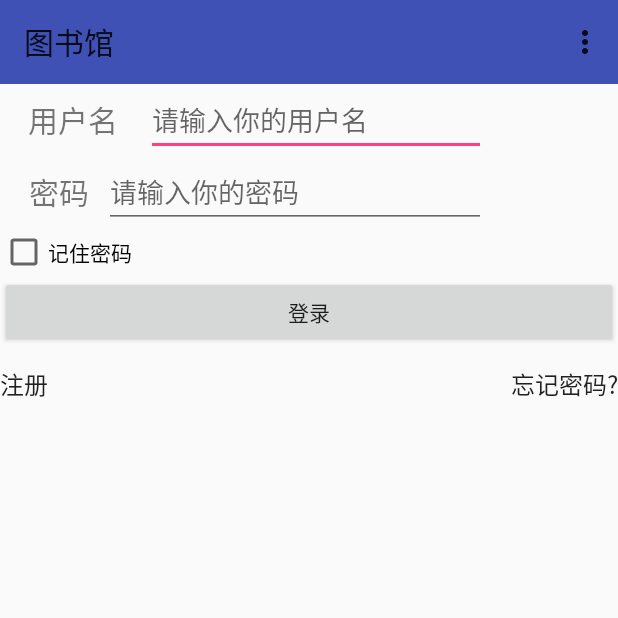
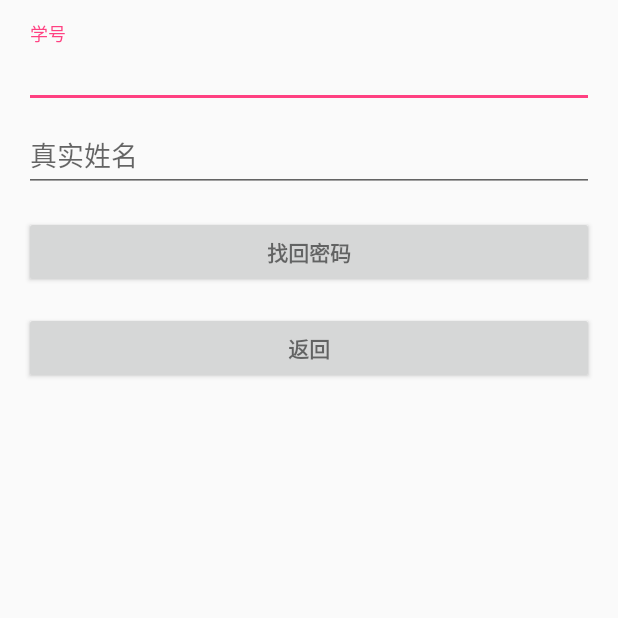
Before and after one commit to sp960817/library, an Android app: the screen it shows after launch (MainActivity before the commit, ForgetActivity after it), after a tap on "忘记密码?", on a phone screen of 412 x 824 dp, the top half of it. Run offline under Robolectric (Android 15) with nearby library versions, the phone set to English and light mode, and no system bars.

Commit message:
forget_pw

```diff
--- a/app/src/main/java/Y/SqlHelper.java
+++ b/app/src/main/java/Y/SqlHelper.java
@@ -15,7 +15,7 @@ public class SqlHelper {
             final String DRIVER_NAME = "com.mysql.jdbc.Driver";
             Class.forName(DRIVER_NAME);
             Log.d("sss", "加载成功 ");
-            conn = DriverManager.getConnection("jdbc:mysql:"+"//192.168.42.230:3306/tushuguan?useUnicode=true&characterEncoding=utf-8&useSSL=false","root","root");
+            conn = DriverManager.getConnection("jdbc:mysql:"+"//192.168.42.162:3306/tushuguan?useUnicode=true&characterEncoding=utf-8&useSSL=false","root","root");
             Log.d("sss", "连接成功 ");
         } catch (ClassNotFoundException e) {
             conn = null;
--- /dev/null
+++ b/app/src/main/java/com/example/administrator/library/ForgetActivity.java
@@ -0,0 +1,119 @@
+package com.example.administrator.library;
+import android.app.Notification;
+import android.app.NotificationChannel;
+import android.app.NotificationManager;
+import android.graphics.BitmapFactory;
+import android.graphics.Color;
+import android.support.v4.app.NotificationCompat;
+import android.support.v7.app.AppCompatActivity;
+import android.os.Build;
+import android.os.Bundle;
+import android.view.View;
+import android.view.View.OnClickListener;
+import android.widget.Button;
+import android.widget.EditText;
+import android.widget.Toast;
+
+import java.sql.Connection;
+import java.sql.ResultSet;
+import java.sql.SQLException;
+import java.sql.Statement;
+import Y.SqlHelper;
+
+/**
+ * A login screen that offers login via email/password.
+ */
+public class ForgetActivity extends AppCompatActivity implements OnClickListener {
+    EditText forget_id, forget_name;
+    Button forget_get, forget_return;
+    Connection connection;
+    ResultSet resultSet;
+    Statement statement;
+    NotificationManager mNotificationManager;
+
+    protected void onCreate(Bundle savedInstanceState) {
+        super.onCreate(savedInstanceState);
+        setContentView(R.layout.activity_forget);
+        intview();
+    }
+
+    private void intview() {
+        forget_id = (EditText) findViewById(R.id.forget_id);
+        forget_name = (EditText) findViewById(R.id.forget_name);
+        forget_get = (Button) findViewById(R.id.forget_get);
+        forget_return = (Button) findViewById(R.id.forget_return);
+        forget_get.setOnClickListener(this);
+        forget_return.setOnClickListener(this);
+        mNotificationManager = (NotificationManager) getSystemService(NOTIFICATION_SERVICE);
+    }
+
+    @Override
+    public void onClick(View v) {
+        switch (v.getId()) {
+            case R.id.forget_get:
+                String id = forget_id.getText().toString().trim();
+                connection = SqlHelper.openConnection();
+                try {
+                    statement = connection.createStatement();
+                    resultSet = statement.executeQuery("SELECT * FROM system_readers WHERE readerid = '" + id + "'");
+                    if (resultSet.next()) {
+                        String name = resultSet.getString("readername");
+                        String password = resultSet.getString("readerpw");
+                        String Fname = forget_name.getText().toString().trim();
+                        if (Fname.equals(name)) {
+                            sendNo();
+                        } else {
+                            Toast.makeText(this, "信息错误", Toast.LENGTH_SHORT).show();
+                        }
+                    } else {
+                        Toast.makeText(this, "不存在的ID", Toast.LENGTH_SHORT).show();
+                    }
+                } catch (SQLException e) {
+                }
+                break;
+            case R.id.forget_return:
+                finish();
+                break;
+            default:
+                break;
+        }
+    }
+
+    public void sendNo() {
+        if (Build.VERSION.SDK_INT >= 26) {
+            String id = "channel_1";
+            String description = "123";
+            int importance = NotificationManager.IMPORTANCE_LOW;
+            NotificationChannel mChannel = new NotificationChannel(id, "123", importance);
+            //  mChannel.setDescription(description);
+            //  mChannel.enableLights(true);
+            mChannel.setLightColor(Color.RED);
+            //  mChannel.enableVibration(true);
+            //  mChannel.setVibrationPattern(new long[]{100, 200, 300, 400, 500, 400, 300, 200, 400});
+            mNotificationManager.createNotificationChannel(mChannel);
+            Notification notification = new Notification.Builder(this, id).setContentTitle("Title")
+                    .setSmallIcon(R.mipmap.ic_launcher)
+                    .setLargeIcon(BitmapFactory.decodeResource(getResources(), R.mipmap.ic_launcher))
+                    .setContentTitle("您有一条新通知")
+                    .setContentText("这是一条逗你玩的消息")
+                    .setAutoCancel(true)
+                    //.setContentIntent(pintent)
+                    .build();
+            mNotificationManager.notify(1, notification);
+        } else {
+            sendNotification_24();
+        }
+    }
+    public void sendNotification_24() {
+        Notification notification = new NotificationCompat.Builder(this)
+                .setSmallIcon(R.mipmap.ic_launcher)             //一定要设置
+                .setLargeIcon(BitmapFactory.decodeResource(getResources(), R.mipmap.ic_launcher))
+                .setContentTitle("您有一条新通知")
+                .setContentText("这是一条逗你玩的消息")
+                .setAutoCancel(true)
+                .setVibrate(new long[]{100, 200, 300, 400, 500, 400, 300, 200, 400})
+                .setLights(Color.RED, 1000, 1000)
+                .build();
+        mNotificationManager.notify(1, notification);
+    }
+}
--- a/app/src/main/java/com/example/administrator/library/MainActivity.java
+++ b/app/src/main/java/com/example/administrator/library/MainActivity.java
@@ -184,7 +184,8 @@ public class MainActivity extends AppCompatActivity implements View.OnClickListe
                     break;
                 case R.id.forgive_pwd:
 // 忘记密码按钮
-                    Toast.makeText(MainActivity.this, "忘记密码", Toast.LENGTH_SHORT).show();
+                    Intent intent1 =new Intent(MainActivity.this,ForgetActivity.class);
+                    startActivity(intent1);
                     break;
                 default:
                     break;
--- /dev/null
+++ b/app/src/main/res/layout/activity_forget.xml
@@ -0,0 +1,81 @@
+<LinearLayout xmlns:android="http://schemas.android.com/apk/res/android"
+    xmlns:tools="http://schemas.android.com/tools"
+    android:layout_width="match_parent"
+    android:layout_height="match_parent"
+    android:gravity="center_horizontal"
+    android:orientation="vertical"
+    android:paddingBottom="@dimen/activity_vertical_margin"
+    android:paddingLeft="@dimen/activity_horizontal_margin"
+    android:paddingRight="@dimen/activity_horizontal_margin"
+    android:paddingTop="@dimen/activity_vertical_margin"
+    tools:context="com.example.administrator.library.ForgetActivity">
+
+    <!-- Login progress -->
+    <ProgressBar
+        android:id="@+id/login_progress"
+        style="?android:attr/progressBarStyleLarge"
+        android:layout_width="wrap_content"
+        android:layout_height="wrap_content"
+        android:layout_marginBottom="8dp"
+        android:visibility="gone" />
+
+    <ScrollView
+        android:id="@+id/login_form"
+        android:layout_width="match_parent"
+        android:layout_height="match_parent">
+
+        <LinearLayout
+            android:id="@+id/email_login_form"
+            android:layout_width="match_parent"
+            android:layout_height="wrap_content"
+            android:orientation="vertical">
+
+            <android.support.design.widget.TextInputLayout
+                android:layout_width="match_parent"
+                android:layout_height="wrap_content">
+
+                <AutoCompleteTextView
+                    android:id="@+id/forget_id"
+                    android:layout_width="match_parent"
+                    android:layout_height="wrap_content"
+                    android:hint="学号"
+                    android:maxLines="1"
+                    android:singleLine="true" />
+
+            </android.support.design.widget.TextInputLayout>
+
+            <android.support.design.widget.TextInputLayout
+                android:layout_width="match_parent"
+                android:layout_height="wrap_content">
+
+                <EditText
+                    android:id="@+id/forget_name"
+                    android:layout_width="match_parent"
+                    android:layout_height="wrap_content"
+                    android:hint="真实姓名"
+                    android:imeActionId="6"
+                    android:imeOptions="actionUnspecified"
+                    android:maxLines="1"
+                    android:singleLine="true" />
+
+            </android.support.design.widget.TextInputLayout>
+
+            <Button
+                android:id="@+id/forget_get"
+                style="?android:textAppearanceSmall"
+                android:layout_width="match_parent"
+                android:layout_height="wrap_content"
+                android:layout_marginTop="16dp"
+                android:text="找回密码"
+                android:textStyle="bold" />
+            <Button
+                android:id="@+id/forget_return"
+                style="?android:textAppearanceSmall"
+                android:layout_width="match_parent"
+                android:layout_height="wrap_content"
+                android:layout_marginTop="16dp"
+                android:text="返回"
+                android:textStyle="bold" />
+        </LinearLayout>
+    </ScrollView>
+</LinearLayout>
--- /dev/null
+++ b/app/src/main/res/values/dimens.xml
@@ -0,0 +1,5 @@
+<resources>
+    <!-- Default screen margins, per the Android Design guidelines. -->
+    <dimen name="activity_horizontal_margin">16dp</dimen>
+    <dimen name="activity_vertical_margin">16dp</dimen>
+</resources>
```
Also changed, not shown: app/src/main/AndroidManifest.xml (+8 -1 lines), app/src/main/res/values/strings.xml (+14 -0 lines).
